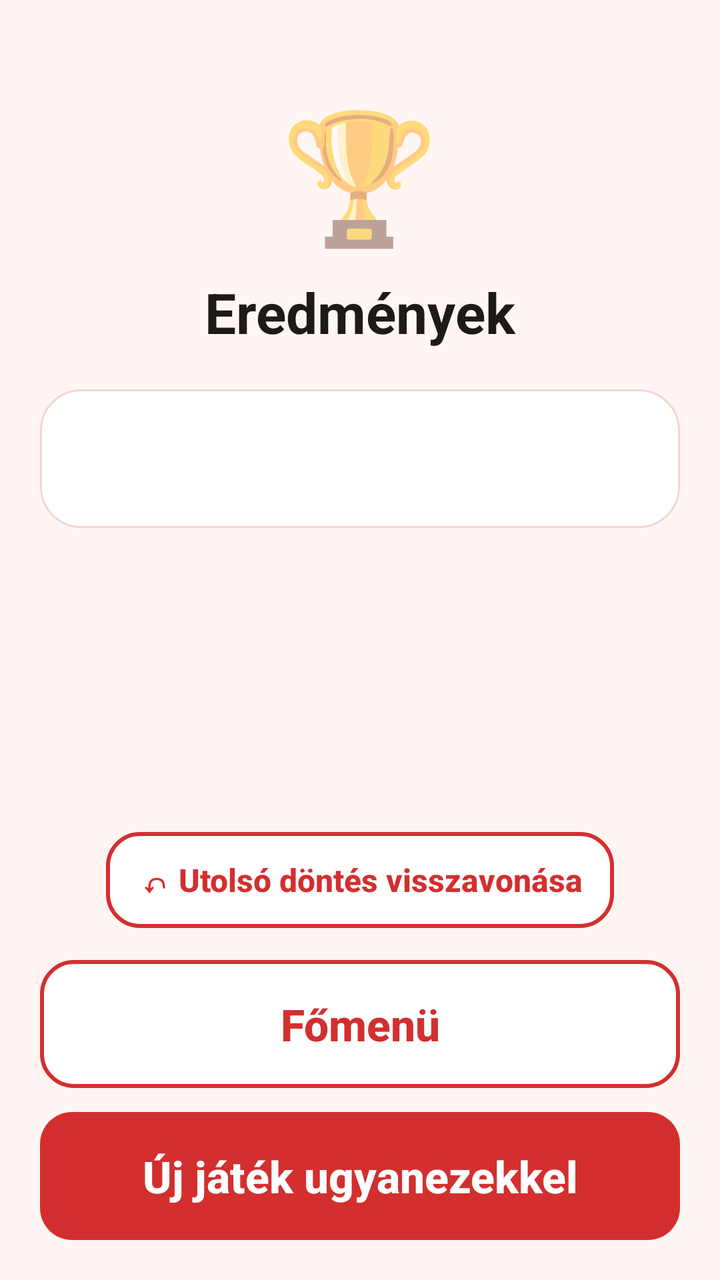
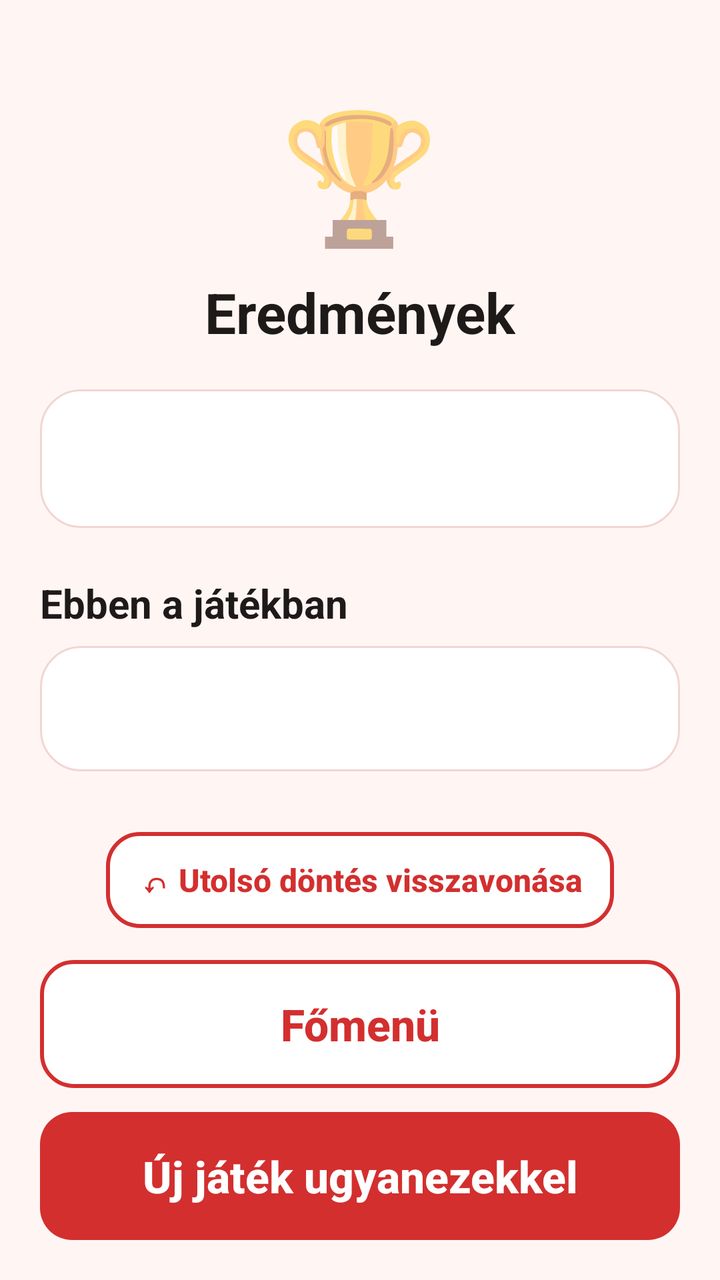

Compare the two renders of this Android layout. The source of the first and the diff that turns it into the second are given below.
<!-- AndroidManifest.xml: application theme AppTheme -->
<!-- res/layout/activity_result.xml -->
<?xml version="1.0" encoding="utf-8"?>
<LinearLayout xmlns:android="http://schemas.android.com/apk/res/android"
    xmlns:tools="http://schemas.android.com/tools"
    style="@style/Screen"
    android:gravity="center_horizontal"
    tools:context=".ResultActivity">

    <TextView
        android:layout_width="wrap_content"
        android:layout_height="wrap_content"
        android:layout_marginTop="24dp"
        android:text="🏆"
        android:textSize="64sp" />

    <TextView
        style="@style/ScreenTitle"
        android:id="@+id/ResultTitle"
        android:layout_marginTop="8dp"
        android:text="Eredmények" />

    <ScrollView
        android:layout_width="match_parent"
        android:layout_height="0dp"
        android:layout_weight="1"
        android:layout_marginTop="20dp">

        <TextView
            style="@style/Card"
            android:layout_width="match_parent"
            android:layout_height="wrap_content"
            android:id="@+id/Scoreboard"
            android:lineSpacingExtra="10dp"
            android:textColor="@color/textPrimary"
            android:textSize="22sp" />
    </ScrollView>

    <Button
        style="@style/ButtonSmall"
        android:id="@+id/ButtonUndoResult"
        android:layout_marginTop="16dp"
        android:text="↶ Utolsó döntés visszavonása" />

    <Button
        style="@style/ButtonSecondary"
        android:id="@+id/ButtonMainMenu"
        android:layout_marginTop="16dp"
        android:text="Főmenü" />

    <Button
        style="@style/ButtonPrimary"
        android:id="@+id/ButtonNewGame"
        android:layout_marginTop="12dp"
        android:text="Új játék ugyanezekkel" />

</LinearLayout>
<!-- resources referenced by this layout -->
<resources>
  <color name="textPrimary">#1F1A1A</color>
  <style name="ButtonPrimary" parent="ButtonBase">
          <item name="android:background">@drawable/btn_primary</item>
          <item name="android:textColor">@color/onPrimary</item>
      </style>
  <style name="ButtonSecondary" parent="ButtonBase">
          <item name="android:background">@drawable/btn_secondary</item>
          <item name="android:textColor">@color/text_secondary_button</item>
      </style>
  <style name="ButtonSmall" parent="ButtonSecondary">
          <item name="android:layout_width">wrap_content</item>
          <item name="android:layout_height">48dp</item>
          <item name="android:textSize">16sp</item>
          <item name="android:paddingStart">16dp</item>
          <item name="android:paddingEnd">16dp</item>
      </style>
  <style name="Card">
          <item name="android:background">@drawable/bg_card</item>
          <item name="android:padding">20dp</item>
      </style>
  <style name="Screen">
          <item name="android:layout_width">match_parent</item>
          <item name="android:layout_height">match_parent</item>
          <item name="android:orientation">vertical</item>
          <item name="android:padding">20dp</item>
          <item name="android:background">@color/background</item>
      </style>
  <style name="ScreenTitle">
          <item name="android:layout_width">wrap_content</item>
          <item name="android:layout_height">wrap_content</item>
          <item name="android:textSize">28sp</item>
          <item name="android:textStyle">bold</item>
          <item name="android:textColor">@color/textPrimary</item>
      </style>
  <style name="AppTheme" parent="Theme.AppCompat.DayNight.NoActionBar">
          <item name="colorPrimary">@color/colorPrimary</item>
          <item name="colorPrimaryDark">@color/colorPrimaryDark</item>
          <item name="colorAccent">@color/colorAccent</item>
          <item name="android:windowBackground">@color/background</item>
          <item name="android:textColorPrimary">@color/textPrimary</item>
          <item name="android:textColorSecondary">@color/textSecondary</item>
      </style>
  <style name="ButtonBase" parent="Widget.AppCompat.Button">
          <item name="android:layout_width">match_parent</item>
          <item name="android:layout_height">64dp</item>
          <item name="android:textSize">22sp</item>
          <item name="android:textStyle">bold</item>
          <item name="android:textAllCaps">false</item>
          <item name="android:stateListAnimator">@null</item>
          <item name="android:paddingStart">20dp</item>
          <item name="android:paddingEnd">20dp</item>
      </style>
  <color name="onPrimary">#FFFFFF</color>
  <!-- drawable bg_card (drawable) -->
  <?xml version="1.0" encoding="utf-8"?>
  <shape xmlns:android="http://schemas.android.com/apk/res/android" android:shape="rectangle">
      <corners android:radius="20dp" />
      <solid android:color="@color/surface" />
      <stroke android:width="1dp" android:color="@color/outline" />
  </shape>
  <color name="background">#FFF6F4</color>
  <color name="colorPrimary">#D32F2F</color>
  <color name="colorPrimaryDark">#9A0007</color>
  <color name="colorAccent">#D32F2F</color>
  <color name="textSecondary">#6E6262</color>
  <color name="disabled">#E0D6D5</color>
  <color name="surface">#FFFFFF</color>
  <color name="pinkLight">#FCE4EC</color>
  <color name="outline">#F2D6D3</color>
  <!-- unchanged entries left out for length: 2 -->
</resources>

<!-- the commit's change to res/layout/activity_result.xml (unified diff, before → after) -->
@@ -24,14 +24,35 @@
         android:layout_weight="1"
         android:layout_marginTop="20dp">
 
-        <TextView
-            style="@style/Card"
+        <LinearLayout
             android:layout_width="match_parent"
             android:layout_height="wrap_content"
-            android:id="@+id/Scoreboard"
-            android:lineSpacingExtra="10dp"
-            android:textColor="@color/textPrimary"
-            android:textSize="22sp" />
+            android:orientation="vertical">
+
+            <TextView
+                style="@style/Card"
+                android:layout_width="match_parent"
+                android:layout_height="wrap_content"
+                android:id="@+id/Scoreboard"
+                android:lineSpacingExtra="10dp"
+                android:textColor="@color/textPrimary"
+                android:textSize="22sp" />
+
+            
+            <TextView
+                style="@style/SectionTitle"
+                android:id="@+id/HighlightsTitle"
+                android:text="Ebben a játékban" />
+
+            <TextView
+                style="@style/Card"
+                android:layout_width="match_parent"
+                android:layout_height="wrap_content"
+                android:id="@+id/Highlights"
+                android:lineSpacingExtra="6dp"
+                android:textColor="@color/textPrimary"
+                android:textSize="17sp" />
+        </LinearLayout>
     </ScrollView>
 
     <Button
<!-- resource entries referenced after the edit -->
@@ -33,6 +33,15 @@
           <item name="android:textSize">28sp</item>
           <item name="android:textStyle">bold</item>
           <item name="android:textColor">@color/textPrimary</item>
+      </style>
+  <style name="SectionTitle">
+          <item name="android:layout_width">wrap_content</item>
+          <item name="android:layout_height">wrap_content</item>
+          <item name="android:layout_marginTop">24dp</item>
+          <item name="android:layout_marginBottom">8dp</item>
+          <item name="android:textColor">@color/textPrimary</item>
+          <item name="android:textSize">20sp</item>
+          <item name="android:textStyle">bold</item>
       </style>
   <style name="AppTheme" parent="Theme.AppCompat.DayNight.NoActionBar">
           <item name="colorPrimary">@color/colorPrimary</item>
